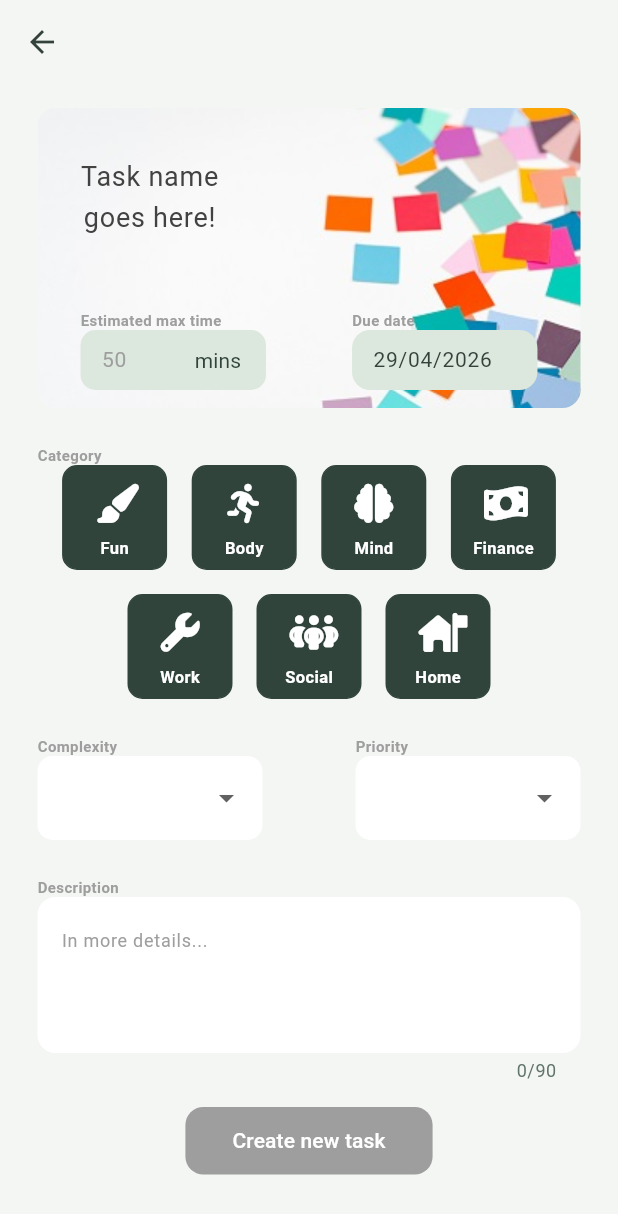
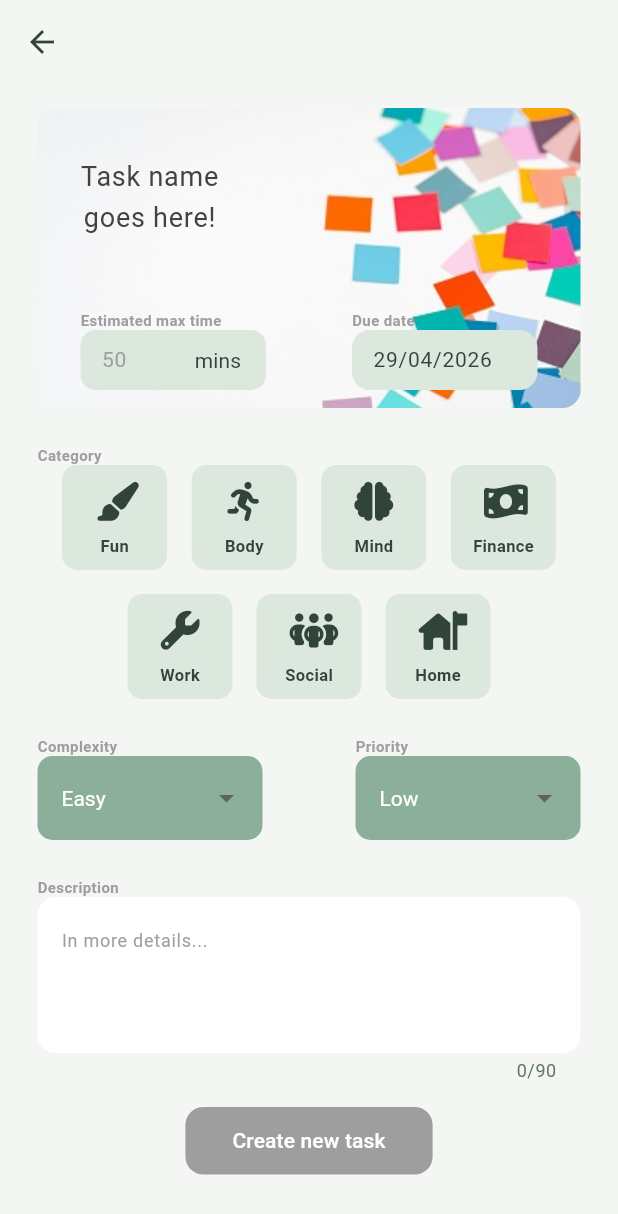
Before and after one commit to Oliphantoken/moody_tasks, a Flutter app: the TaskCreation screen opened by its route, on a phone screen of 412 x 824 dp. Shown: the top 1214 px of the screen. Run offline on Flutter 3.47's test engine with Material 3 defaults, Android fonts, the phone set to English and light mode, and no system bars; our stand-ins replace audioplayers, bloc, equatable, fl_chart, flutter_bloc, font_awesome_flutter and 3 more; accounts and stored records are empty.

Commit message:
FE: theme bugs resolved + sound checkbox
- The light and dark themes had clashing colours as I really wanted the dropdown box be white with dark text, and become green with white text when expanding. This doesn't seem to have an efficient fix, so I implemented the box and list as green so the text is always white.
- Other fields needed update as they clashed with white.

- I also added a checkbox in the Pomodoro header, to enable/disable timer sounds

```diff
--- a/lib/features/tasks/views/task_creation.dart
+++ b/lib/features/tasks/views/task_creation.dart
@@ -41,6 +41,8 @@ class _TaskCreationState extends State<TaskCreation> {
   Complexity? _selectedComplexity;
   Priority? _selectedPriority;
   bool isLoading = false;
+  bool isComplexityExpanded = false;
+  bool isPriorityExpanded = false;
 
 
 
@@ -51,7 +53,6 @@ class _TaskCreationState extends State<TaskCreation> {
     _selectedCategory = null;
     _selectedComplexity = Complexity.easy;
     _selectedPriority = null;
-
 
     super.initState();
   }
@@ -188,7 +189,7 @@ class _TaskCreationState extends State<TaskCreation> {
                         }
                         return null;
                       },
-                      style: TextStyle(color: colorScheme.onPrimary, fontSize: 18),
+                      style: TextStyle(color: colorScheme.onTertiary, fontSize: 18),
                       decoration: InputDecoration(
                         border: OutlineInputBorder(
                           borderRadius: BorderRadius.circular(12),
@@ -199,7 +200,6 @@ class _TaskCreationState extends State<TaskCreation> {
                         hintStyle: TextStyle(color: Colors.grey[800]),
                         contentPadding: EdgeInsetsGeometry.symmetric(horizontal: 16, vertical: 32),
                         filled: false,
-                        fillColor: Colors.grey[200],
                         constraints: BoxConstraints(maxWidth: 150, maxHeight: 150)),
                       )
                   ],),
@@ -318,13 +318,11 @@ class _TaskCreationState extends State<TaskCreation> {
                   child: DropdownButtonFormField<Complexity>(
                     initialValue: task.complexity,
                     items: _buildEnumItems(Complexity.values, (c)=>c.displayName),
-                    style: TextStyle(color: colorScheme.onPrimary),
+                    style: TextStyle(color: Colors.white),
                     dropdownColor: colorScheme.primary,
                     onChanged: (Complexity? c) {
                       if (c != null) {
-                        setState(() {
-                          _selectedComplexity = c;
-                        });
+                        setState(() { _selectedComplexity = c; });
                       }
                     },
                     decoration: InputDecoration(
@@ -333,7 +331,7 @@ class _TaskCreationState extends State<TaskCreation> {
                         borderSide: BorderSide.none,
                       ),
                       filled: true,
-                      fillColor: Colors.white,
+                      fillColor: colorScheme.primary,
                       labelStyle: TextStyle(fontWeight: FontWeight.normal)
                     ),
                   ),
@@ -353,11 +351,11 @@ class _TaskCreationState extends State<TaskCreation> {
                   child: DropdownButtonFormField<Priority>(
                     initialValue: task.priority,
                     items: _buildEnumItems(Priority.values, (p)=>p.displayName),
-                    style:  TextStyle(color: colorScheme.onPrimary),
+                    style: TextStyle(color: Colors.white),
                     dropdownColor: colorScheme.primary,
                     onChanged: (Priority? p) {
                       if (p != null) {
-                        setState(() { _selectedPriority = p; });
+                        setState(() { _selectedPriority = p;});
                       }
                     },
                     decoration: InputDecoration(
@@ -366,7 +364,7 @@ class _TaskCreationState extends State<TaskCreation> {
                         borderSide: BorderSide.none,
                       ),
                       filled: true,
-                      fillColor: Colors.white,
+                      fillColor: colorScheme.primary,
                       labelStyle: TextStyle(fontWeight: FontWeight.normal)
                     ),
                   ),
@@ -383,7 +381,9 @@ class _TaskCreationState extends State<TaskCreation> {
             crossAxisAlignment: CrossAxisAlignment.start,
             children: [
               Text("Description", style: TextStyle(color: Colors.grey, fontSize: 10, fontWeight: FontWeight.bold),),
-              TextField(maxLines: 3, maxLength: 90, textAlign: TextAlign.start, controller: descController, decoration: InputDecoration(
+              TextField(maxLines: 3, maxLength: 90, textAlign: TextAlign.start, controller: descController,
+                style: TextStyle(color: colorScheme.onSecondary),
+                decoration: InputDecoration(
                   border: OutlineInputBorder(
                     borderSide: BorderSide.none,
                     borderRadius: BorderRadius.circular(12)
@@ -412,8 +412,8 @@ class _TaskCreationState extends State<TaskCreation> {
                   dueDate: dateController.text != "" ? task.dueDate : DateTime.now().add(Duration(days: 5)),
                   isDone: false,
                   category: _selectedCategory ?? task.category,
-                  priority: Priority.low,
-                  complexity: Complexity.easy,
+                  priority: _selectedPriority ?? task.priority,
+                  complexity: _selectedComplexity ?? task.complexity,
                   project: "",
                   tags: [],
                   status: TaskStatus.backlog,
@@ -531,8 +531,7 @@ class _TaskCreationState extends State<TaskCreation> {
       width: 70,
       height: 70,
       decoration: BoxDecoration(
-        color: isSelected ? colorScheme.primaryContainer: colorScheme.onPrimaryContainer,
-        border: Border.all(color: isSelected ? colorScheme.primaryContainer : colorScheme.onPrimaryContainer),
+        color: isSelected ? colorScheme.onPrimaryContainer: colorScheme.primaryContainer,
         borderRadius: BorderRadius.circular(10),
       ),
       child: Column(
@@ -540,7 +539,7 @@ class _TaskCreationState extends State<TaskCreation> {
           IconButton(
             icon: categoryIcon,
             iconSize: 26,
-            color: isSelected ? colorScheme.onPrimaryContainer : colorScheme.onPrimary,
+            color: isSelected ? colorScheme.primaryContainer : colorScheme.onPrimaryContainer,
             padding: EdgeInsets.only(bottom: 0),
             onPressed: onpressed?? () {
               setState(() {
@@ -548,7 +547,7 @@ class _TaskCreationState extends State<TaskCreation> {
               });
             },
           ),
-          Text(label, style: TextStyle(height: 0, fontSize: 11, fontWeight: FontWeight.bold, color: isSelected ?  colorScheme.onPrimaryContainer : colorScheme.onPrimary)),
+          Text(label, style: TextStyle(height: 0, fontSize: 11, fontWeight: FontWeight.bold, color: isSelected ?  colorScheme.primaryContainer : colorScheme.onPrimaryContainer)),
         ]
       ),
     );
```
Also changed, not shown: lib/features/moods/views/mood_screen.dart (+4 -4 lines), lib/features/pomodoro/views/pomodoro_screen.dart (+33 -7 lines), lib/features/tasks/views/task_details.dart (+9 -10 lines). Lines whose indentation alone changed are shown as unchanged.
